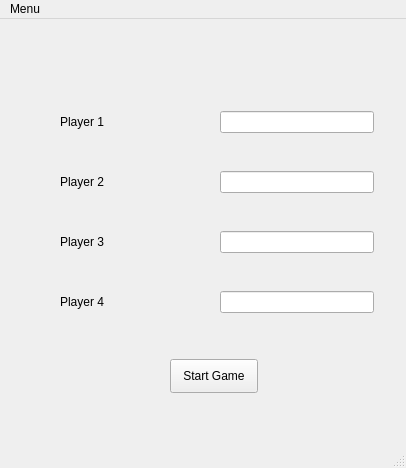
Old version of the form set-players.ui in the repository jan-of-us/wizard-tracker.
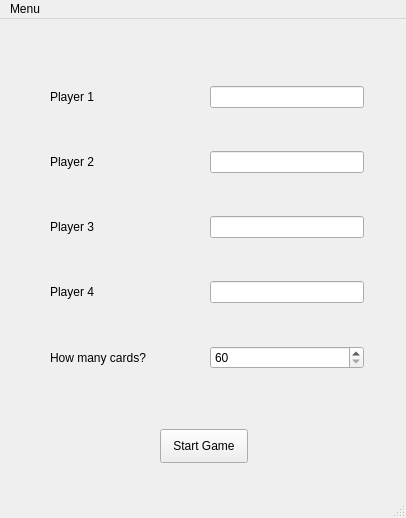
New version of the form.

Commit message: Enable custom cards

```diff
--- a/set-players.ui
+++ b/set-players.ui
@@ -7,7 +7,7 @@
     <x>0</x>
     <y>0</y>
     <width>406</width>
-    <height>468</height>
+    <height>518</height>
    </rect>
   </property>
   <property name="windowTitle">
@@ -20,10 +20,10 @@
    <widget class="QWidget" name="layoutWidget">
     <property name="geometry">
      <rect>
-      <x>60</x>
-      <y>60</y>
+      <x>50</x>
+      <y>30</y>
       <width>314</width>
-      <height>266</height>
+      <height>361</height>
      </rect>
     </property>
     <layout class="QGridLayout" name="gridLayout">
@@ -114,11 +114,22 @@
          <verstretch>0</verstretch>
         </sizepolicy>
        </property>
-       <property name="minimumSize">
-        <size>
-         <width>15</width>
-         <height>0</height>
-        </size>
+      </widget>
+     </item>
+     <item row="7" column="0">
+      <widget class="QLabel" name="label_card_count">
+       <property name="text">
+        <string>How many cards?</string>
+       </property>
+      </widget>
+     </item>
+     <item row="7" column="1">
+      <widget class="QSpinBox" name="inp_card_count">
+       <property name="minimum">
+        <number>60</number>
+       </property>
+       <property name="maximum">
+        <number>75</number>
        </property>
       </widget>
      </item>
@@ -127,8 +138,8 @@
    <widget class="QPushButton" name="buttonStartGame">
     <property name="geometry">
      <rect>
-      <x>170</x>
-      <y>340</y>
+      <x>160</x>
+      <y>410</y>
       <width>88</width>
       <height>34</height>
      </rect>
```
Left out of the diff: 78 changed lines with no effect on the pictures. The commit also changes 2 other files.
